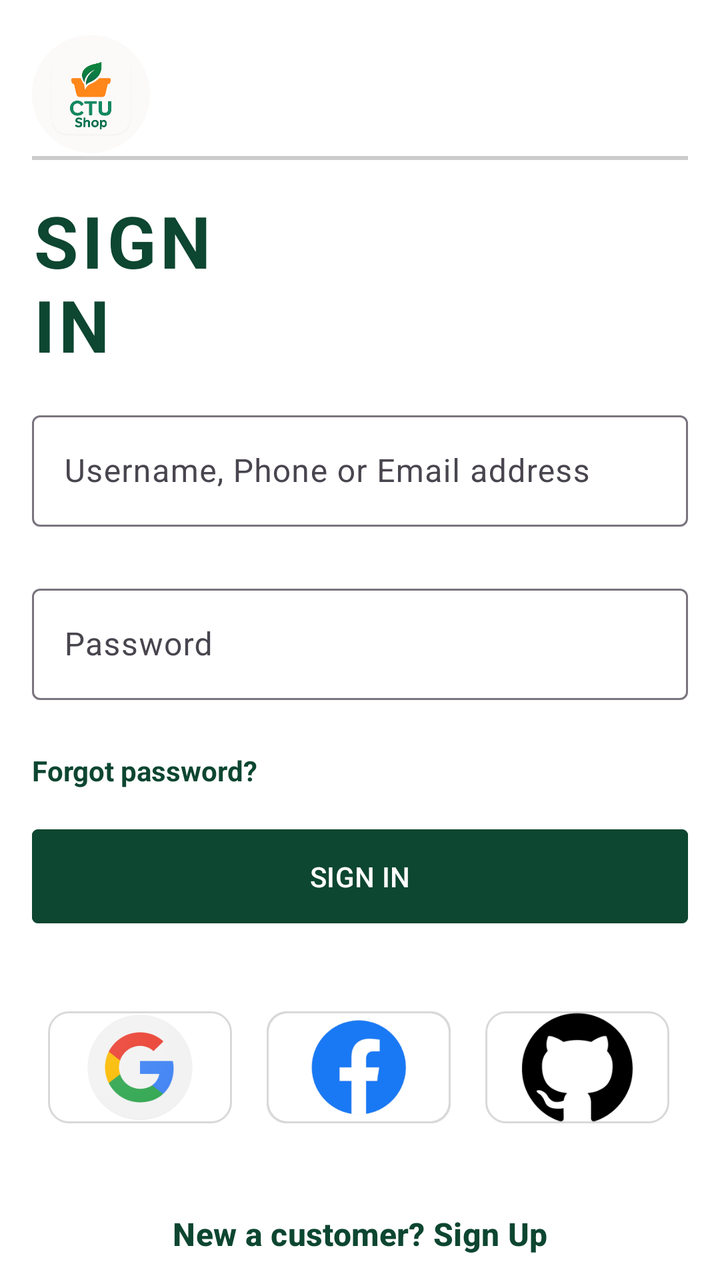
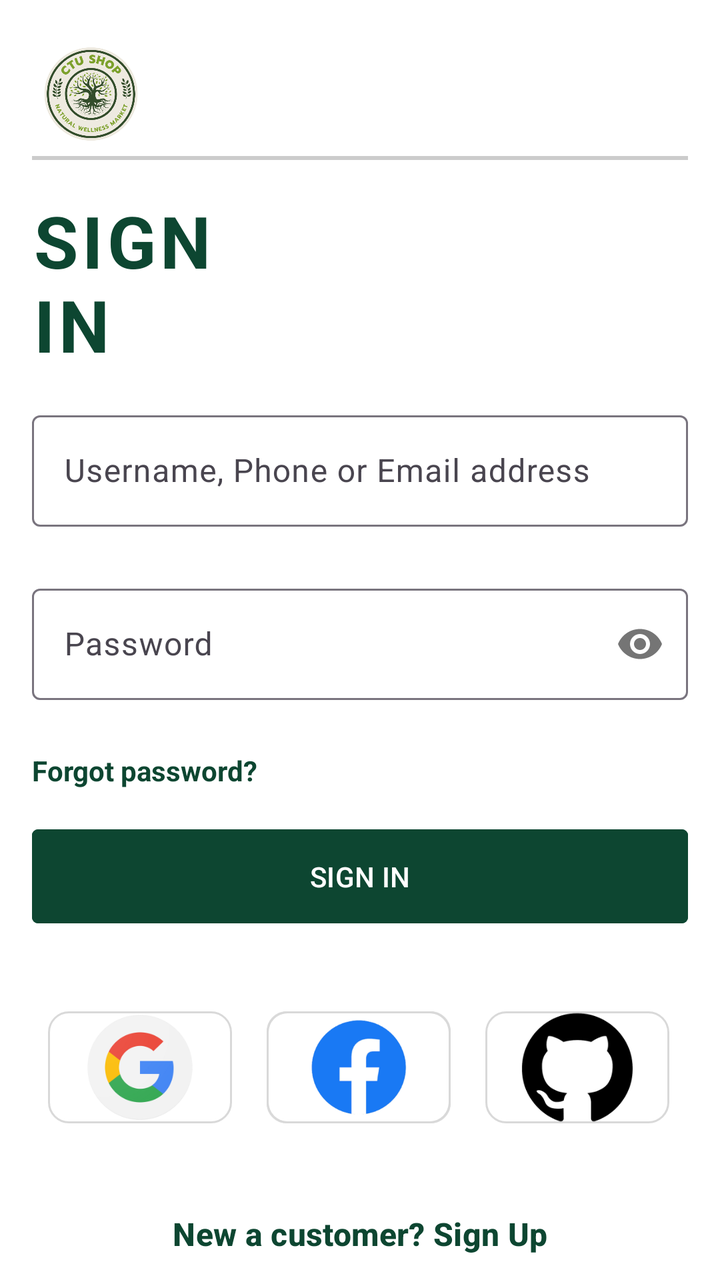

Before-and-after screenshots of an Android layout around one commit, followed by the original layout XML and the change that was made.
<!-- AndroidManifest.xml: application theme Theme.DietarySupplementShop -->
<!-- res/layout/activity_sign_in.xml -->
<RelativeLayout xmlns:android="http://schemas.android.com/apk/res/android"
    xmlns:app="http://schemas.android.com/apk/res-auto"
    xmlns:tools="http://schemas.android.com/tools"
    android:layout_width="match_parent"
    android:layout_height="match_parent"
    tools:context=".SignInActivity">

    <ImageView
        android:id="@+id/imageView2"
        android:layout_width="150dp"
        android:layout_height="62dp"
        android:layout_alignParentStart="true"
        android:layout_alignParentTop="true"
        android:layout_alignParentEnd="true"



        android:layout_marginStart="16dp"
        android:layout_marginTop="16dp"
        android:layout_marginEnd="285dp"
        app:srcCompat="@drawable/logo"
        android:contentDescription="@string/logo_app" />

    <View
        android:id="@+id/spacer"
        android:layout_width="match_parent"
        android:layout_height="2dp"
        android:layout_marginStart="16dp"
        android:layout_marginEnd="16dp"
        android:layout_below="@+id/imageView2"
        android:background="#CCCCCC" />

    <TextView
        android:id="@+id/textViewAppName"
        android:layout_width="164dp"
        android:layout_height="wrap_content"
        android:layout_below="@+id/spacer"
        android:layout_alignParentStart="true"
        android:layout_alignParentEnd="true"
        android:layout_marginStart="16dp"
        android:layout_marginTop="16dp"
        android:layout_marginEnd="221dp"
        android:letterSpacing="0.05"
        android:text="@string/sign_in"
        android:textAlignment="viewStart"
        android:textColor="@color/color_app"
        android:textSize="36sp"
        android:textStyle="bold" />

    
    <com.google.android.material.textfield.TextInputLayout
        android:id="@+id/textInputLayoutEmail"
        android:layout_width="match_parent"
        android:layout_height="wrap_content"
        android:layout_below="@id/textViewAppName"
        android:layout_alignParentStart="true"
        android:layout_alignParentEnd="true"
        android:layout_marginStart="16dp"
        android:layout_marginTop="16dp"
        android:layout_marginEnd="16dp"
        app:errorEnabled="true"
        app:errorTextAppearance="@style/ErrorText">

        <EditText
            android:id="@+id/editTextEmail"
            android:layout_width="match_parent"
            android:layout_height="wrap_content"
            android:hint="@string/hint_login_id"
            android:textColor="#000000"
            android:autofillHints=""
            android:inputType="text"
            tools:ignore="TextFields" />

    </com.google.android.material.textfield.TextInputLayout>

    
    <com.google.android.material.textfield.TextInputLayout
        android:id="@+id/textInputLayoutPassword"
        android:layout_width="match_parent"
        android:layout_height="wrap_content"
        android:layout_below="@id/textInputLayoutEmail"
        android:layout_marginStart="16dp"
        android:layout_marginEnd="16dp"
        app:errorEnabled="true"
        app:errorTextAppearance="@style/ErrorText">

        <EditText
            android:id="@+id/editTextPassword"
            android:layout_width="match_parent"
            android:layout_height="wrap_content"
            android:hint="@string/hint_password"
            android:inputType="textPassword"
            android:textColor="#000000"
            android:autofillHints="" />

    </com.google.android.material.textfield.TextInputLayout>

    <TextView
        android:id="@+id/textViewForgotPassword"
        android:layout_width="wrap_content"
        android:layout_height="wrap_content"
        android:layout_below="@+id/textInputLayoutPassword"
        android:layout_marginStart="16dp"
        android:layout_marginEnd="16dp"
        android:text="@string/text_forgot_password"
        android:textColor="@color/color_app"
        android:onClick="forgotPasswordClick"
        android:textStyle="bold" />

    
    <Button
        android:id="@+id/buttonSignIn"
        android:layout_width="match_parent"
        android:layout_height="55dp"
        android:layout_below="@id/textViewForgotPassword"
        android:layout_alignParentStart="true"
        android:layout_alignParentEnd="true"
        android:layout_marginStart="16dp"
        android:layout_marginTop="16dp"
        android:layout_marginEnd="16dp"
        android:backgroundTint="@color/color_app"
        android:text="@string/text_sign_in"
        android:textColor="#FFFFFF"
        app:cornerRadius="3dp" />

    
    <GridLayout
        android:id="@+id/gridLayoutSocialLogin"
        android:layout_width="match_parent"
        android:layout_height="80dp"
        android:layout_below="@+id/buttonSignIn"
        android:layout_marginTop="32dp"
        android:layout_marginStart="16dp"
        android:layout_marginEnd="16dp"
        android:columnCount="3">

        
        <FrameLayout
            android:layout_width="wrap_content"
            android:layout_height="match_parent"
            android:layout_columnWeight="1">

            <ImageButton
                android:id="@+id/btnGoogleSignIn"
                android:contentDescription="@string/login_with_google"
                android:layout_width="92dp"
                android:layout_height="56dp"
                android:layout_margin="8dp"
                android:background="@drawable/rounded_button"
                android:scaleType="fitCenter"
                android:src="@drawable/google"
                android:textColor="#FFFFFF" />

        </FrameLayout>

        
        <FrameLayout
            android:layout_width="wrap_content"
            android:layout_height="match_parent"
            android:layout_columnWeight="1">

            <ImageButton
                android:id="@+id/btnFacebookSignIn"
                android:contentDescription="@string/login_with_facebook"
                android:layout_width="92dp"
                android:layout_height="56dp"
                android:layout_margin="8dp"
                android:background="@drawable/rounded_button"
                android:scaleType="fitCenter"
                android:src="@drawable/facebook_icon"
                android:textColor="#FFFFFF" />

        </FrameLayout>

        
        <FrameLayout
            android:layout_width="wrap_content"
            android:layout_height="match_parent"
            android:layout_columnWeight="1">

            <ImageButton
                android:id="@+id/btnGitSignIn2"
                android:contentDescription="@string/login_with_git"
                android:layout_width="92dp"
                android:layout_height="56dp"
                android:layout_margin="8dp"
                android:background="@drawable/rounded_button"
                android:cropToPadding="false"
                android:scaleType="fitCenter"
                android:src="@drawable/git_logo"
                android:textColor="#FFFFFF" />

        </FrameLayout>

    </GridLayout>

    
    <Button
        android:id="@+id/buttonSignUpPage"
        android:layout_width="318dp"
        android:layout_height="55dp"
        android:layout_below="@+id/gridLayoutSocialLogin"
        android:layout_alignParentStart="true"
        android:layout_alignParentEnd="true"
        android:layout_marginStart="16dp"
        android:layout_marginTop="16dp"
        android:layout_marginEnd="16dp"
        android:backgroundTint="@color/white"
        android:text="@string/new_a_customer_sign_up"
        android:textAlignment="center"
        android:textColor="@color/color_app"
        android:textSize="16sp"
        android:textStyle="bold"
        app:cornerRadius="3dp" />

    <FrameLayout
        android:id="@+id/frameLoading"
        android:layout_width="match_parent"
        android:layout_height="match_parent"
        android:background="#1A000000"
        android:layout_gravity="center"
        android:visibility="gone"
        >
        <com.airbnb.lottie.LottieAnimationView
            android:id="@+id/animationView"
            android:layout_width="50dp"
            android:layout_height="50dp"
            android:layout_gravity="center"
            app:lottie_rawRes="@raw/loading"
            app:lottie_autoPlay="true"
            app:lottie_loop="true"/>
    </FrameLayout>

</RelativeLayout>
<!-- resources referenced by this layout -->
<resources>
  <color name="color_app">#0D4631</color>
  <color name="white">#FFFFFFFF</color>
  <!-- drawable facebook_icon: png bitmap (drawable, 13286 bytes) -->
  <!-- drawable git_logo: png bitmap (drawable, 4429 bytes) -->
  <!-- drawable google: png bitmap (drawable, 12883 bytes) -->
  <!-- drawable logo: png bitmap (drawable, 136778 bytes) -->
  <!-- drawable rounded_button (drawable) -->
  <?xml version="1.0" encoding="utf-8"?>
  
  <shape xmlns:android="http://schemas.android.com/apk/res/android"
      android:shape="rectangle" android:padding="10dp">
      <corners
          android:bottomRightRadius="10dp"
          android:bottomLeftRadius="10dp"
          android:topLeftRadius="10dp"
          android:topRightRadius="10dp"
          />
      <stroke
          android:width="1dp"
          android:color="#D9D9D9"/>
  </shape>
  <string name="hint_login_id">Username, Phone or Email address</string>
  <string name="hint_password">Password</string>
  <string name="login_with_facebook">Login with facebook</string>
  <string name="login_with_git">Login with git</string>
  <string name="login_with_google">Login with google</string>
  <string name="logo_app">Logo app</string>
  <string name="new_a_customer_sign_up">New a customer? Sign Up</string>
  <string name="sign_in">SIGN IN</string>
  <string name="text_forgot_password">Forgot password?</string>
  <string name="text_sign_in">SIGN IN</string>
  <style name="ErrorText" parent="@android:style/TextAppearance">
          <item name="android:textColor">@color/color_app</item>
      </style>
  <style name="Theme.DietarySupplementShop" parent="Base.Theme.DietarySupplementShop" />
  <style name="Base.Theme.DietarySupplementShop" parent="Theme.Material3.DayNight.NoActionBar">
          <item name="android:windowBackground">@color/white</item>
          <item name="android:statusBarColor">@android:color/transparent</item>
          <item name="android:windowTranslucentNavigation">true</item>
          <item name="android:windowActivityTransitions">true</item>=
      </style>
</resources>

<!-- the commit's change to res/layout/activity_sign_in.xml (unified diff, before → after) -->
@@ -1,3 +1,4 @@
+<?xml version="1.0" encoding="utf-8"?>
 <RelativeLayout xmlns:android="http://schemas.android.com/apk/res/android"
     xmlns:app="http://schemas.android.com/apk/res-auto"
     xmlns:tools="http://schemas.android.com/tools"
@@ -12,22 +13,19 @@
         android:layout_alignParentStart="true"
         android:layout_alignParentTop="true"
         android:layout_alignParentEnd="true"
-
-
-
         android:layout_marginStart="16dp"
         android:layout_marginTop="16dp"
         android:layout_marginEnd="285dp"
-        app:srcCompat="@drawable/logo"
-        android:contentDescription="@string/logo_app" />
+        android:contentDescription="@string/logo_app"
+        app:srcCompat="@drawable/logo_2" />
 
     <View
         android:id="@+id/spacer"
         android:layout_width="match_parent"
         android:layout_height="2dp"
-        android:layout_marginStart="16dp"
-        android:layout_marginEnd="16dp"
         android:layout_below="@+id/imageView2"
+        android:layout_marginStart="16dp"
+        android:layout_marginEnd="16dp"
         android:background="#CCCCCC" />
 
     <TextView
@@ -47,7 +45,6 @@
         android:textSize="36sp"
         android:textStyle="bold" />
 
-    
     <com.google.android.material.textfield.TextInputLayout
         android:id="@+id/textInputLayoutEmail"
         android:layout_width="match_parent"
@@ -65,15 +62,14 @@
             android:id="@+id/editTextEmail"
             android:layout_width="match_parent"
             android:layout_height="wrap_content"
+            android:autofillHints=""
             android:hint="@string/hint_login_id"
+            android:inputType="text"
             android:textColor="#000000"
-            android:autofillHints=""
-            android:inputType="text"
             tools:ignore="TextFields" />
 
     </com.google.android.material.textfield.TextInputLayout>
 
-    
     <com.google.android.material.textfield.TextInputLayout
         android:id="@+id/textInputLayoutPassword"
         android:layout_width="match_parent"
@@ -82,16 +78,17 @@
         android:layout_marginStart="16dp"
         android:layout_marginEnd="16dp"
         app:errorEnabled="true"
-        app:errorTextAppearance="@style/ErrorText">
+        app:errorTextAppearance="@style/ErrorText"
+        app:passwordToggleEnabled="true">
 
         <EditText
             android:id="@+id/editTextPassword"
             android:layout_width="match_parent"
             android:layout_height="wrap_content"
+            android:autofillHints=""
             android:hint="@string/hint_password"
             android:inputType="textPassword"
-            android:textColor="#000000"
-            android:autofillHints="" />
+            android:textColor="#000000" />
 
     </com.google.android.material.textfield.TextInputLayout>
 
@@ -102,12 +99,11 @@
         android:layout_below="@+id/textInputLayoutPassword"
         android:layout_marginStart="16dp"
         android:layout_marginEnd="16dp"
+        android:onClick="forgotPasswordClick"
         android:text="@string/text_forgot_password"
         android:textColor="@color/color_app"
-        android:onClick="forgotPasswordClick"
         android:textStyle="bold" />
 
-    
     <Button
         android:id="@+id/buttonSignIn"
         android:layout_width="match_parent"
@@ -123,18 +119,16 @@
         android:textColor="#FFFFFF"
         app:cornerRadius="3dp" />
 
-    
     <GridLayout
         android:id="@+id/gridLayoutSocialLogin"
         android:layout_width="match_parent"
         android:layout_height="80dp"
         android:layout_below="@+id/buttonSignIn"
+        android:layout_marginStart="16dp"
         android:layout_marginTop="32dp"
-        android:layout_marginStart="16dp"
         android:layout_marginEnd="16dp"
         android:columnCount="3">
 
-        
         <FrameLayout
             android:layout_width="wrap_content"
             android:layout_height="match_parent"
@@ -142,18 +136,17 @@
 
             <ImageButton
                 android:id="@+id/btnGoogleSignIn"
-                android:contentDescription="@string/login_with_google"
                 android:layout_width="92dp"
                 android:layout_height="56dp"
                 android:layout_margin="8dp"
                 android:background="@drawable/rounded_button"
+                android:contentDescription="@string/login_with_google"
                 android:scaleType="fitCenter"
                 android:src="@drawable/google"
                 android:textColor="#FFFFFF" />
 
         </FrameLayout>
 
-        
         <FrameLayout
             android:layout_width="wrap_content"
             android:layout_height="match_parent"
@@ -161,18 +154,17 @@
 
             <ImageButton
                 android:id="@+id/btnFacebookSignIn"
-                android:contentDescription="@string/login_with_facebook"
                 android:layout_width="92dp"
                 android:layout_height="56dp"
                 android:layout_margin="8dp"
                 android:background="@drawable/rounded_button"
+                android:contentDescription="@string/login_with_facebook"
                 android:scaleType="fitCenter"
                 android:src="@drawable/facebook_icon"
                 android:textColor="#FFFFFF" />
 
         </FrameLayout>
 
-        
         <FrameLayout
             android:layout_width="wrap_content"
             android:layout_height="match_parent"
@@ -180,11 +172,11 @@
 
             <ImageButton
                 android:id="@+id/btnGitSignIn2"
-                android:contentDescription="@string/login_with_git"
                 android:layout_width="92dp"
                 android:layout_height="56dp"
                 android:layout_margin="8dp"
                 android:background="@drawable/rounded_button"
+                android:contentDescription="@string/login_with_git"
                 android:cropToPadding="false"
                 android:scaleType="fitCenter"
                 android:src="@drawable/git_logo"
@@ -194,7 +186,6 @@
 
     </GridLayout>
 
-    
     <Button
         android:id="@+id/buttonSignUpPage"
         android:layout_width="318dp"
@@ -217,18 +208,18 @@
         android:id="@+id/frameLoading"
         android:layout_width="match_parent"
         android:layout_height="match_parent"
+        android:layout_gravity="center"
         android:background="#1A000000"
-        android:layout_gravity="center"
-        android:visibility="gone"
-        >
+        android:visibility="gone">
+
         <com.airbnb.lottie.LottieAnimationView
             android:id="@+id/animationView"
             android:layout_width="50dp"
             android:layout_height="50dp"
             android:layout_gravity="center"
-            app:lottie_rawRes="@raw/loading"
             app:lottie_autoPlay="true"
-            app:lottie_loop="true"/>
+            app:lottie_loop="true"
+            app:lottie_rawRes="@raw/loading" />
     </FrameLayout>
 
 </RelativeLayout>
<!-- resource entries referenced after the edit -->
@@ -5,7 +5,7 @@
   <!-- drawable facebook_icon: png bitmap (drawable, 13286 bytes) -->
   <!-- drawable git_logo: png bitmap (drawable, 4429 bytes) -->
   <!-- drawable google: png bitmap (drawable, 12883 bytes) -->
-  <!-- drawable logo: png bitmap (drawable, 136778 bytes) -->
+  <!-- drawable logo_2: png bitmap (drawable, 57019 bytes) -->
   <!-- drawable rounded_button (drawable) -->
   <?xml version="1.0" encoding="utf-8"?>
   
@@ -39,7 +39,12 @@
           <item name="android:windowBackground">@color/white</item>
           <item name="android:statusBarColor">@android:color/transparent</item>
           <item name="android:windowTranslucentNavigation">true</item>
-          <item name="android:windowActivityTransitions">true</item>=
+          <item name="android:windowActivityTransitions">true</item>
+  
+          <item name="colorPrimary">@color/color_app</item>
+          <item name="colorOnPrimary">#FFFFFF</item>
+          <item name="colorPrimaryContainer">#A5D6A7</item>
+          <item name="colorSecondary">#388E3C</item>
       </style>
 </resources>
 
